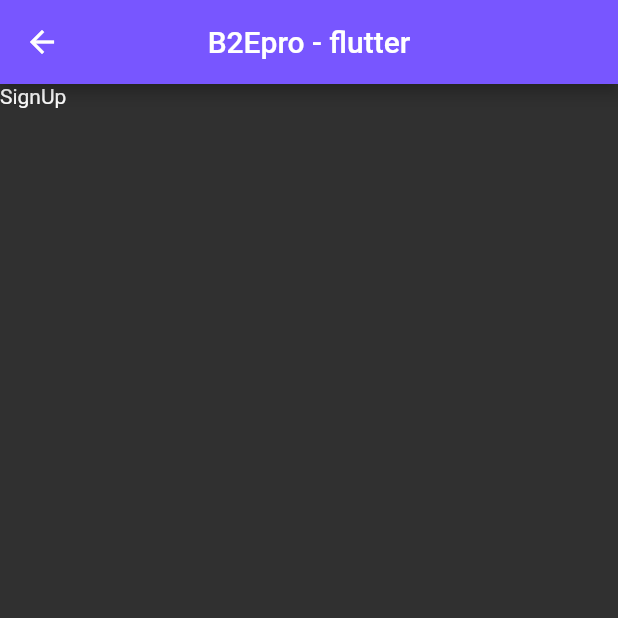
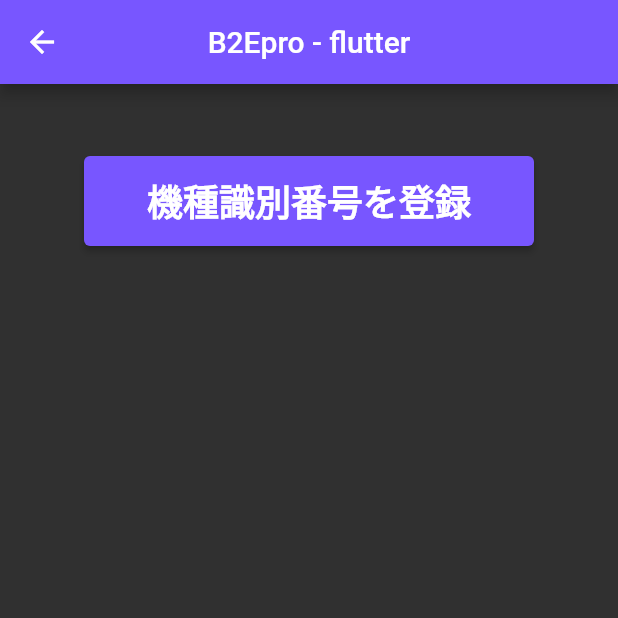
Before and after one commit to katayama8000/b2e_flutter, a Flutter app: the screen it shows after launch, after a tap on "機種識別番号登録", on a phone screen of 412 x 824 dp, the top half of it. Run offline on Flutter 3.47's test engine with Material 2 defaults, Android fonts, the phone set to English and light mode, and no system bars; our stand-ins replace device_info_plus, fluttertoast, timezone; network calls fail.

Commit message:
機種識別番号

```diff
--- a/lib/main.dart
+++ b/lib/main.dart
@@ -1,8 +1,6 @@
 import 'package:flutter/material.dart';
 import 'package:http/http.dart' as http;
 import 'package:html/parser.dart' show parse;
-//機種の個別識別番号を取得する
-import 'package:device_info_plus/device_info_plus.dart';
 //toast
 import 'package:fluttertoast/fluttertoast.dart';
 
@@ -39,7 +37,6 @@ class _B2EPageState extends State<B2EPage> {
   String csrf = "";
   String userId = "";
   String password = "";
-  String deviceId = "";
   String location = "";
   String jsessionid = "";
 
@@ -65,15 +62,6 @@ class _B2EPageState extends State<B2EPage> {
         backgroundColor: Colors.red,
         textColor: Colors.white,
         fontSize: 16.0);
-  }
-
-  //機種の個別識別番号を取得する
-  void getDeviceInfo() async {
-    DeviceInfoPlugin deviceInfo = DeviceInfoPlugin();
-    AndroidDeviceInfo info = await deviceInfo.androidInfo;
-    var tmp = info.toMap();
-    deviceId = tmp["id"];
-    print(deviceId);
   }
 
   //成功したら、dashboardのHTMLを取得する
@@ -144,20 +132,19 @@ class _B2EPageState extends State<B2EPage> {
       location = response.headers["location"]!;
       jsessionid = response.headers["set-cookie"]!.substring(11, 43);
 
-      getTopPage(location, jsessionid);
+      //getTopPage(location, jsessionid);
     } else {
       showToastFail("ログインに失敗");
     }
 
     //成功した場合、それぞれの機種の個体識別番号を登録す
-    //pushRegisterDevicePage();
+    pushRegisterDevicePage();
   }
 
   @override
   void initState() {
     //アプリ起動時に一度だけ実行される
     getCsrf();
-    getDeviceInfo();
   }
 
   @override
--- a/lib/pages/lib/components/registerButton.dart
+++ /dev/null
@@ -1 +0,0 @@
-// TODO Implement this library.
--- a/lib/pages/signup.dart
+++ b/lib/pages/signup.dart
@@ -1,6 +1,7 @@
 import 'package:flutter/material.dart';
+//機種の個別識別番号を取得する
+import 'package:device_info_plus/device_info_plus.dart';
 
-//RegisterDevice
 class RegisterDevice extends StatefulWidget {
   const RegisterDevice({Key? key}) : super(key: key);
 
@@ -9,6 +10,24 @@ class RegisterDevice extends StatefulWidget {
 }
 
 class _RegisterDeviceState extends State<RegisterDevice> {
+  String deviceId = "";
+
+  @override
+  void initState() {
+    //アプリ起動時に一度だけ実行される
+    print("initState");
+    getDeviceInfo();
+  }
+
+  //機種の個別識別番号を取得する
+  void getDeviceInfo() async {
+    DeviceInfoPlugin deviceInfo = DeviceInfoPlugin();
+    AndroidDeviceInfo info = await deviceInfo.androidInfo;
+    var tmp = info.toMap();
+    deviceId = tmp["id"];
+    print(deviceId);
+  }
+
   @override
   Widget build(BuildContext context) {
     return Scaffold(
@@ -18,10 +37,34 @@ class _RegisterDeviceState extends State<RegisterDevice> {
         title: Text('B2Epro - flutter', style: TextStyle(color: Colors.white)),
       ),
       body: SafeArea(
-        child: Column(
-          children: [
-            Text("SignUp"),
-          ],
+        child: Center(
+          child: Padding(
+            padding: const EdgeInsets.only(top: 32.0),
+            child: Column(
+              children: [
+                Padding(
+                  padding: const EdgeInsets.all(16.0),
+                  child: SizedBox(
+                    width: 300,
+                    height: 60,
+                    child: ElevatedButton(
+                      style: ElevatedButton.styleFrom(
+                          primary: const Color.fromARGB(255, 120, 86, 255),
+                          onPrimary: Colors.white),
+                      onPressed: () => {
+                        print("ボタンを押した"),
+                      },
+                      child: Text('機種識別番号を登録',
+                          style: TextStyle(
+                              color: Colors.white,
+                              fontSize: 24,
+                              fontWeight: FontWeight.bold)),
+                    ),
+                  ),
+                )
+              ],
+            ),
+          ),
         ),
       ),
     );
```
